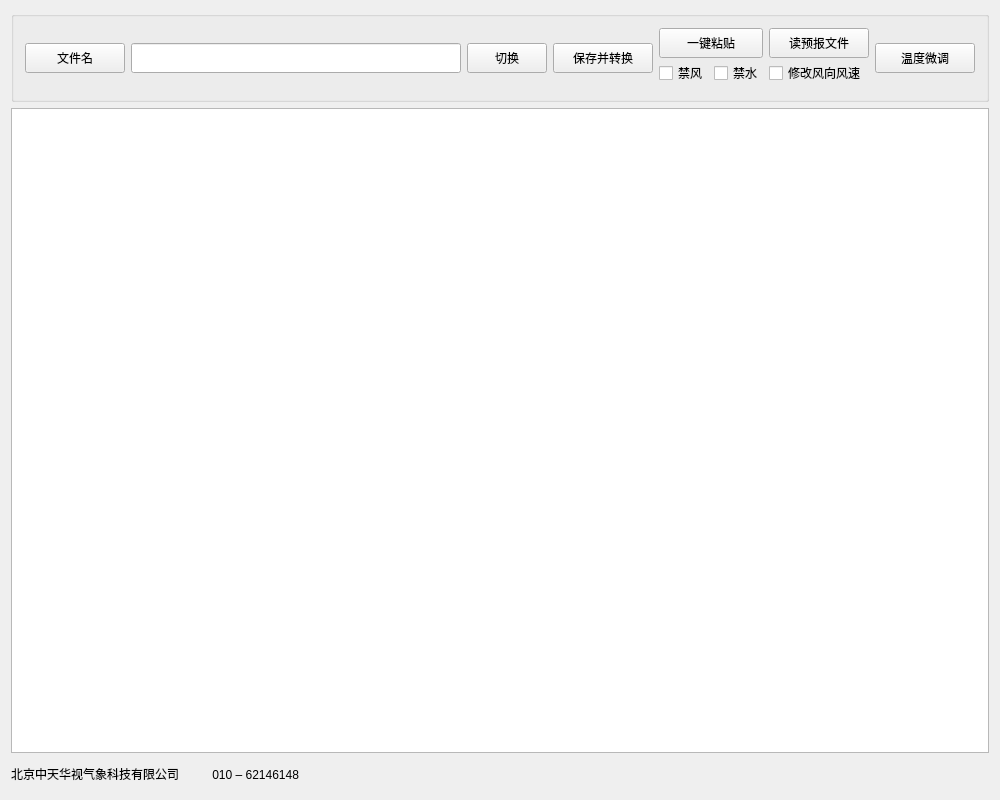
sc-bai/auto, file auto/auto/AutoMainWnd.ui: the form before one commit.
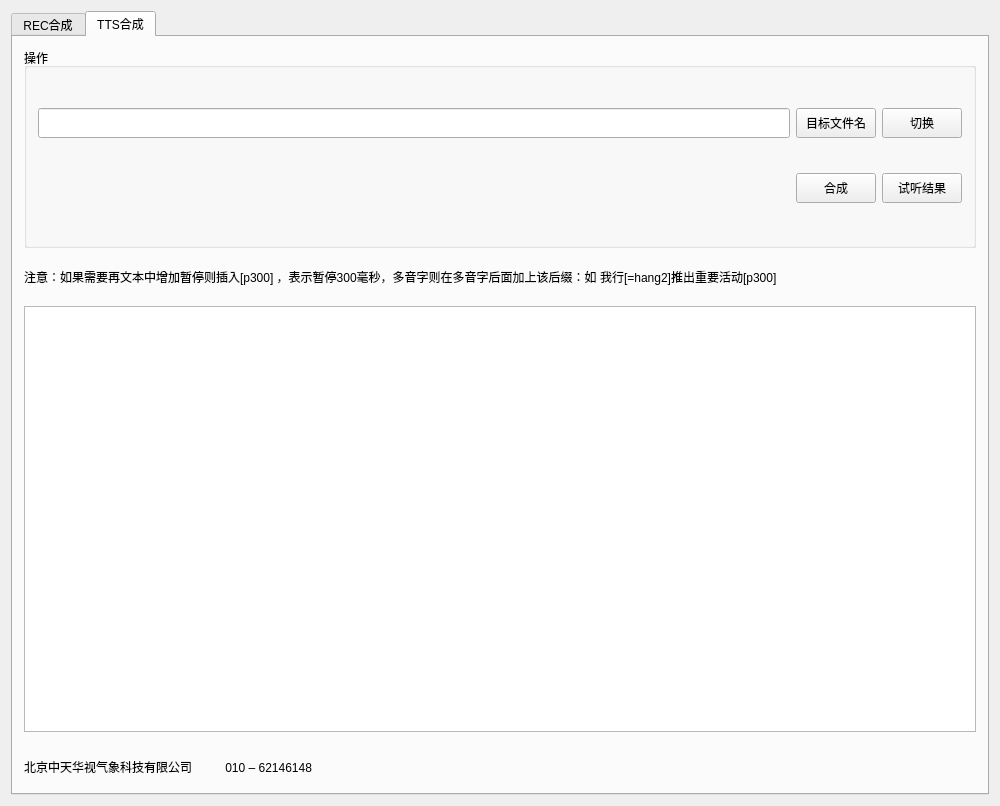
The form after the commit. The open tabs and pages were chosen to show the change.

```diff
--- a/auto/auto/AutoMainWnd.ui
+++ b/auto/auto/AutoMainWnd.ui
@@ -7,7 +7,7 @@
     <x>0</x>
     <y>0</y>
     <width>1000</width>
-    <height>800</height>
+    <height>806</height>
    </rect>
   </property>
   <property name="windowTitle">
@@ -16,6 +16,31 @@
   <widget class="QWidget" name="centralWidget">
    <layout class="QVBoxLayout" name="verticalLayout_2">
     <item>
+     <widget class="QTabWidget" name="tabWidget">
+      <property name="currentIndex">
+       <number>0</number>
+      </property>
+      <widget class="QWidget" name="tab">
+       <attribute name="title">
+        <string>REC合成</string>
+       </attribute>
+       <layout class="QVBoxLayout" name="verticalLayout_4">
+        <property name="spacing">
+         <number>0</number>
+        </property>
+        <property name="leftMargin">
+         <number>0</number>
+        </property>
+        <property name="topMargin">
+         <number>0</number>
+        </property>
+        <property name="rightMargin">
+         <number>0</number>
+        </property>
+        <property name="bottomMargin">
+         <number>0</number>
+        </property>
+        <item>
      <widget class="QGroupBox" name="groupBox">
       <property name="title">
        <string/>
@@ -207,6 +232,192 @@
         </widget>
        </item>
       </layout>
+         </widget>
+        </item>
+       </layout>
+      </widget>
+      <widget class="QWidget" name="tab_2">
+       <attribute name="title">
+        <string>TTS合成</string>
+       </attribute>
+       <layout class="QVBoxLayout" name="verticalLayout_5">
+        <property name="spacing">
+         <number>20</number>
+        </property>
+        <item>
+         <widget class="QGroupBox" name="groupBox_2">
+          <property name="minimumSize">
+           <size>
+            <width>0</width>
+            <height>200</height>
+           </size>
+          </property>
+          <property name="title">
+           <string>操作</string>
+          </property>
+          <layout class="QVBoxLayout" name="verticalLayout_6">
+           <item>
+            <layout class="QHBoxLayout" name="horizontalLayout_5">
+             <item>
+              <widget class="QLineEdit" name="edt_tts_file_path">
+               <property name="minimumSize">
+                <size>
+                 <width>0</width>
+                 <height>30</height>
+                </size>
+               </property>
+               <property name="maximumSize">
+                <size>
+                 <width>16777215</width>
+                 <height>30</height>
+                </size>
+               </property>
+              </widget>
+             </item>
+             <item>
+              <widget class="QPushButton" name="btn_tts_select">
+               <property name="minimumSize">
+                <size>
+                 <width>0</width>
+                 <height>30</height>
+                </size>
+               </property>
+               <property name="maximumSize">
+                <size>
+                 <width>16777215</width>
+                 <height>30</height>
+                </size>
+               </property>
+               <property name="text">
+                <string>目标文件名</string>
+               </property>
+              </widget>
+             </item>
+             <item>
+              <widget class="QPushButton" name="btn_tts_change">
+               <property name="minimumSize">
+                <size>
+                 <width>0</width>
+                 <height>30</height>
+                </size>
+               </property>
+               <property name="maximumSize">
+                <size>
+                 <width>16777215</width>
+                 <height>30</height>
+                </size>
+               </property>
+               <property name="text">
+                <string>切换</string>
+               </property>
+              </widget>
+             </item>
+            </layout>
+           </item>
+           <item>
+            <layout class="QHBoxLayout" name="horizontalLayout_6">
+             <item>
+              <spacer name="horizontalSpacer">
+               <property name="orientation">
+                <enum>Qt::Horizontal</enum>
+               </property>
+               <property name="sizeHint" stdset="0">
+                <size>
+                 <width>40</width>
+                 <height>20</height>
+                </size>
+               </property>
+              </spacer>
+             </item>
+             <item>
+              <widget class="QPushButton" name="btn_tts_do">
+               <property name="minimumSize">
+                <size>
+                 <width>0</width>
+                 <height>30</height>
+                </size>
+               </property>
+               <property name="maximumSize">
+                <size>
+                 <width>16777215</width>
+                 <height>30</height>
+                </size>
+               </property>
+               <property name="text">
+                <string>合成</string>
+               </property>
+              </widget>
+             </item>
+             <item>
+              <widget class="QPushButton" name="btn_tts_play">
+               <property name="minimumSize">
+                <size>
+                 <width>0</width>
+                 <height>30</height>
+                </size>
+               </property>
+               <property name="maximumSize">
+                <size>
+                 <width>16777215</width>
+                 <height>30</height>
+                </size>
+               </property>
+               <property name="text">
+                <string>试听结果</string>
+               </property>
+              </widget>
+             </item>
+            </layout>
+           </item>
+          </layout>
+         </widget>
+        </item>
+        <item>
+         <widget class="QLabel" name="label_3">
+          <property name="text">
+           <string>注意：如果需要再文本中增加暂停则插入[p300] ，表示暂停300毫秒，多音字则在多音字后面加上该后缀：如 我行[=hang2]推出重要活动[p300]</string>
+          </property>
+         </widget>
+        </item>
+        <item>
+         <widget class="QPlainTextEdit" name="plainTextEdit"/>
+        </item>
+        <item>
+         <widget class="QWidget" name="widget_2" native="true">
+          <property name="minimumSize">
+           <size>
+            <width>30</width>
+            <height>30</height>
+           </size>
+          </property>
+          <layout class="QHBoxLayout" name="horizontalLayout_4">
+           <property name="spacing">
+            <number>0</number>
+           </property>
+           <property name="leftMargin">
+            <number>0</number>
+           </property>
+           <property name="topMargin">
+            <number>0</number>
+           </property>
+           <property name="rightMargin">
+            <number>0</number>
+           </property>
+           <property name="bottomMargin">
+            <number>0</number>
+           </property>
+           <item>
+            <widget class="QLabel" name="label_2">
+             <property name="text">
+              <string>北京中天华视气象科技有限公司          010 – 62146148</string>
+             </property>
+            </widget>
+           </item>
+          </layout>
+         </widget>
+        </item>
+       </layout>
+      </widget>
      </widget>
     </item>
    </layout>
```
Lines whose indentation alone changed are shown as unchanged.
